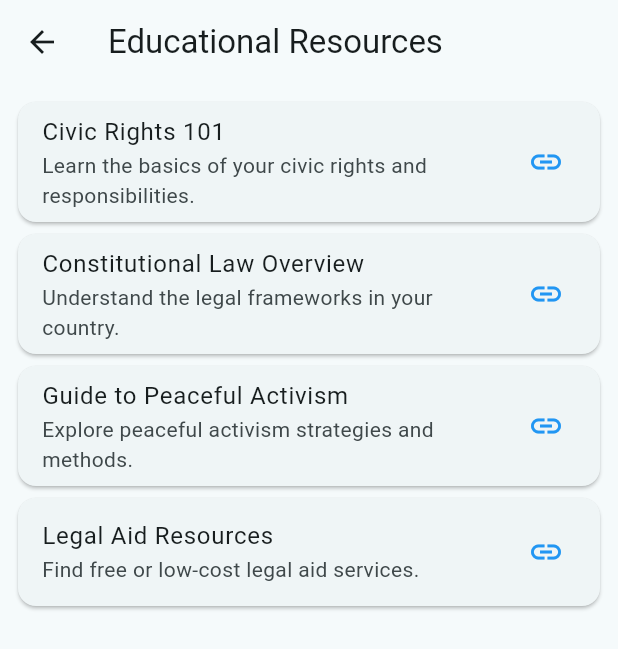
After one commit to Slozzyondul/Social_Justice_and_Reform_Hackathon, a Flutter app: the ResourceScreen screen opened by its route, on a phone screen of 412 x 824 dp. The commit adds this screen. Shown: the top 649 px of the screen. Run offline on Flutter 3.47's test engine with Material 3 defaults, Android fonts, the light colour scheme and no system bars; our stand-ins replace image_picker.

Commit message:
adding upvote and downvote buttons plus a resources material screen

```diff
--- /dev/null
+++ b/lib/frontend/models/resources_model.dart
@@ -0,0 +1,13 @@
+class Resource {
+  final String title;
+  final String description;
+  final String category;
+  final String link;
+
+  Resource({
+    required this.title,
+    required this.description,
+    required this.category,
+    required this.link,
+  });
+}
--- a/lib/frontend/screens/main_options_screen.dart
+++ b/lib/frontend/screens/main_options_screen.dart
@@ -108,6 +108,14 @@ class MainOptionScreen extends StatelessWidget {
               Navigator.pushNamed(context, '/youths');
             },
           ),
+
+          ListTile(
+            leading: const Icon(Icons.book),
+            title: const Text('Resources'),
+            onTap: () {
+              Navigator.pushNamed(context, '/resources');
+            },
+          ),
         ],
       ),
     );
--- /dev/null
+++ b/lib/frontend/screens/resources/material_resource.dart
@@ -0,0 +1,66 @@
+import 'package:flutter/material.dart';
+import 'package:solop/frontend/models/resources_model.dart';
+import 'package:url_launcher/url_launcher.dart'; // For opening links
+
+class ResourceScreen extends StatelessWidget {
+  final List<Resource> resources = [
+    Resource(
+      title: 'Civic Rights 101',
+      description: 'Learn the basics of your civic rights and responsibilities.',
+      category: 'Civic Rights',
+      link: 'https://example.com/civic-rights',
+    ),
+    Resource(
+      title: 'Constitutional Law Overview',
+      description: 'Understand the legal frameworks in your country.',
+      category: 'Legal Frameworks',
+      link: 'https://example.com/legal-frameworks',
+    ),
+    Resource(
+      title: 'Guide to Peaceful Activism',
+      description: 'Explore peaceful activism strategies and methods.',
+      category: 'Peaceful Activism',
+      link: 'https://example.com/peaceful-activism',
+    ),
+    Resource(
+      title: 'Legal Aid Resources',
+      description: 'Find free or low-cost legal aid services.',
+      category: 'Legal Frameworks',
+      link: 'https://example.com/legal-aid',
+    ),
+    // Add more resources as needed
+  ];
+
+  @override
+  Widget build(BuildContext context) {
+    return Scaffold(
+      appBar: AppBar(
+        title: const Text('Educational Resources'),
+      ),
+      body: ListView(
+        padding: const EdgeInsets.all(8.0),
+        children: resources.map((resource) {
+          return Card(
+            child: ListTile(
+              title: Text(resource.title),
+              subtitle: Text(resource.description),
+              trailing: Icon(Icons.link, color: Colors.blue),
+              onTap: () {
+                _openResource(resource.link);
+              },
+            ),
+          );
+        }).toList(),
+      ),
+    );
+  }
+
+  // Method to open links
+  void _openResource(String url) async {
+    if (await canLaunch(url)) {
+      await launch(url);
+    } else {
+      throw 'Could not launch $url';
+    }
+  }
+}
--- a/lib/main.dart
+++ b/lib/main.dart
@@ -2,6 +2,7 @@ import 'package:flutter/material.dart';
 import 'package:solop/frontend/screens/fact_check/fact_check.dart';
 import 'package:solop/frontend/screens/report/other_corruption_reports.dart';
 import 'package:solop/frontend/screens/report/report_corruption_screen.dart';
+import 'package:solop/frontend/screens/resources/material_resource.dart';
 import 'package:solop/frontend/screens/splash_screen_wrapper.dart';
 import 'package:solop/frontend/screens/youths/youth_empowerment.dart';
 
@@ -30,6 +31,7 @@ class MyApp extends StatelessWidget {
         '/report': (context) => const ReportCorruptionScreen(),
         '/viewreport': (context) => const ViewReportsScreen(),
         '/youths': (context) => const YouthEmpowerment(),
+        '/resources': (context) =>  ResourceScreen(),
       },
     );
   }
```
Also changed, not shown: lib/frontend/screens/report/other_corruption_reports.dart (+42 -2 lines).
